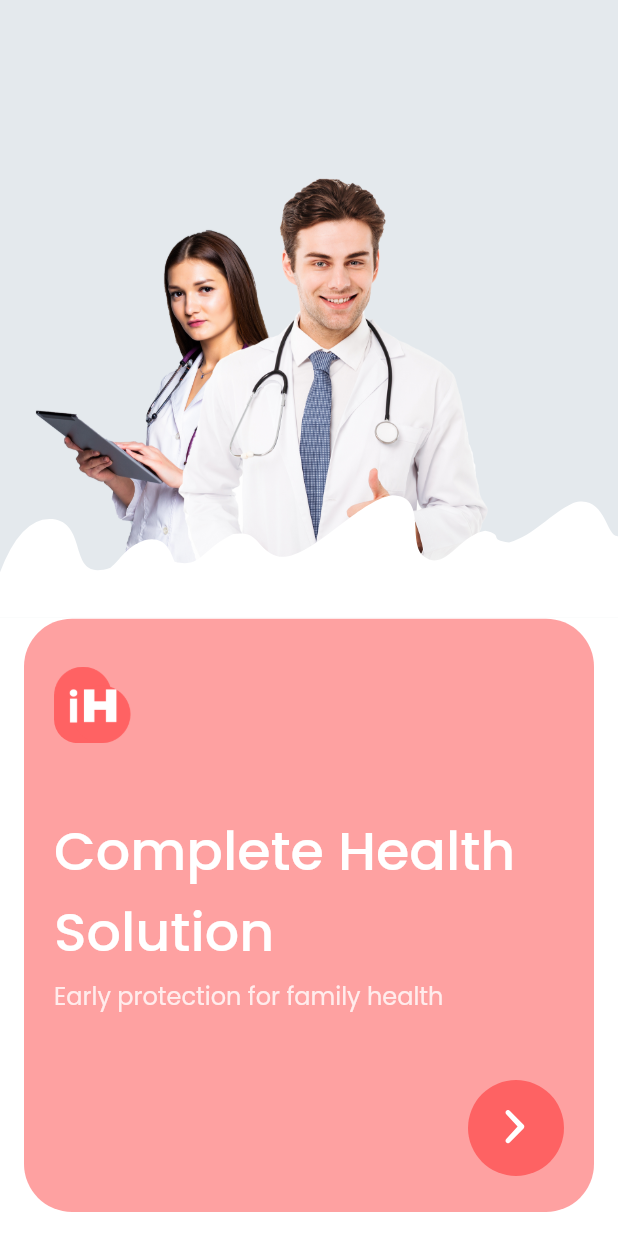
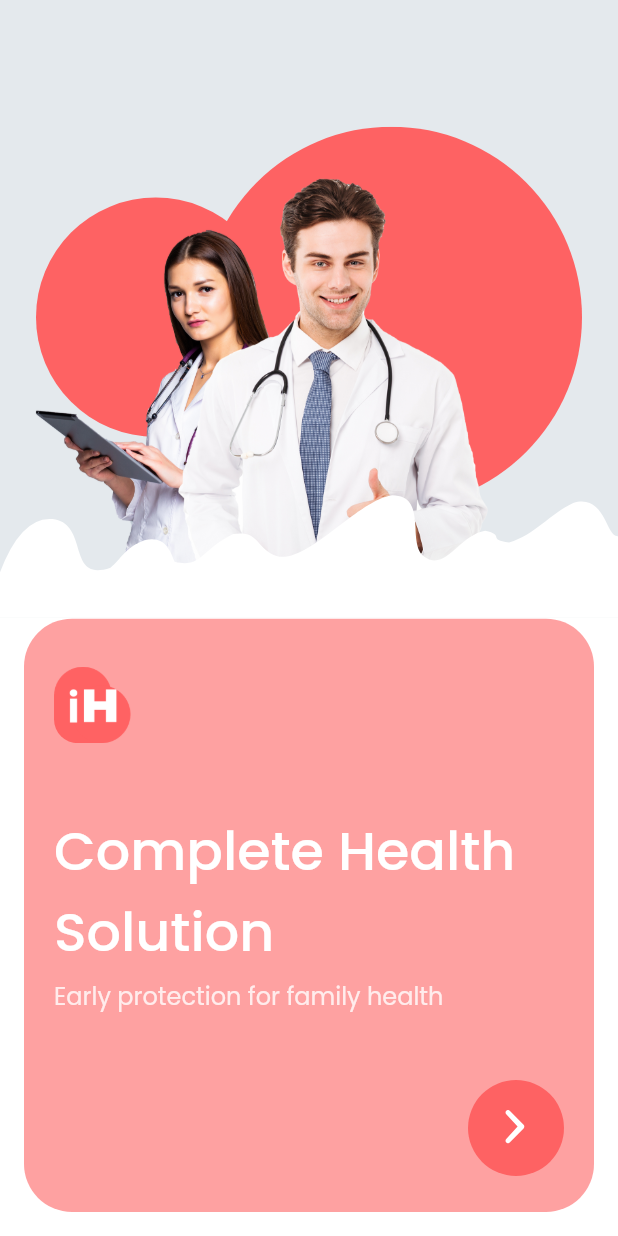
Before and after one commit to IamKhuk/iHealth, a Flutter app: the screen it shows after launch, on a phone screen of 412 x 824 dp. Run offline on Flutter 3.47's test engine with Material 2 defaults, Android fonts, the phone set to English and light mode, and no system bars; our stand-ins replace carousel_slider, flutter_svg, flutter_tags_x, google_maps_flutter.

Commit message:
OnBoarding Screen changed

```diff
--- a/lib/src/model/diseases_probability.dart
+++ b/lib/src/model/diseases_probability.dart
@@ -2,10 +2,14 @@ class DiseaseProbability {
   double percentage;
   String disease;
   String text;
+  List<String> diagnose;
+  String rec;
 
   DiseaseProbability({
     required this.percentage,
     required this.disease,
     required this.text,
+    required this.diagnose,
+    required this.rec,
   });
 }
--- a/lib/src/ui/splash/onboarding_screen.dart
+++ b/lib/src/ui/splash/onboarding_screen.dart
@@ -22,6 +22,19 @@ class _OnBoardingScreenState extends State<OnBoardingScreen> {
               Stack(
                 alignment: Alignment.bottomCenter,
                 children: [
+                  Column(
+                    children: [
+                      Padding(
+                        padding: const EdgeInsets.symmetric(horizontal: 24),
+                        child: SvgPicture.asset(
+                          'assets/icons/red.svg',
+                          height: 300,
+                          color: AppTheme.red,
+                        ),
+                      ),
+                      SizedBox(height: 50,)
+                    ],
+                  ),
                   Row(
                     children: [
                       SizedBox(width: 20),
--- a/lib/src/utils/percentages_function.dart
+++ b/lib/src/utils/percentages_function.dart
@@ -27,6 +27,8 @@ List<DiseaseProbability> percentages(List ids) {
         percentage: _selectedDiseases[i].sum * 100 / numberConditions,
         disease: _selectedDiseases[i].name,
         text: _selectedDiseases[i].intro,
+        diagnose: _selectedDiseases[i].diagnose,
+        rec: _selectedDiseases[i].recommendation,
       ),
     );
   }
```
Also changed, not shown: lib/src/ui/diagnose_screen.dart (+62 -1 lines), assets/icons/red.svg (added).
